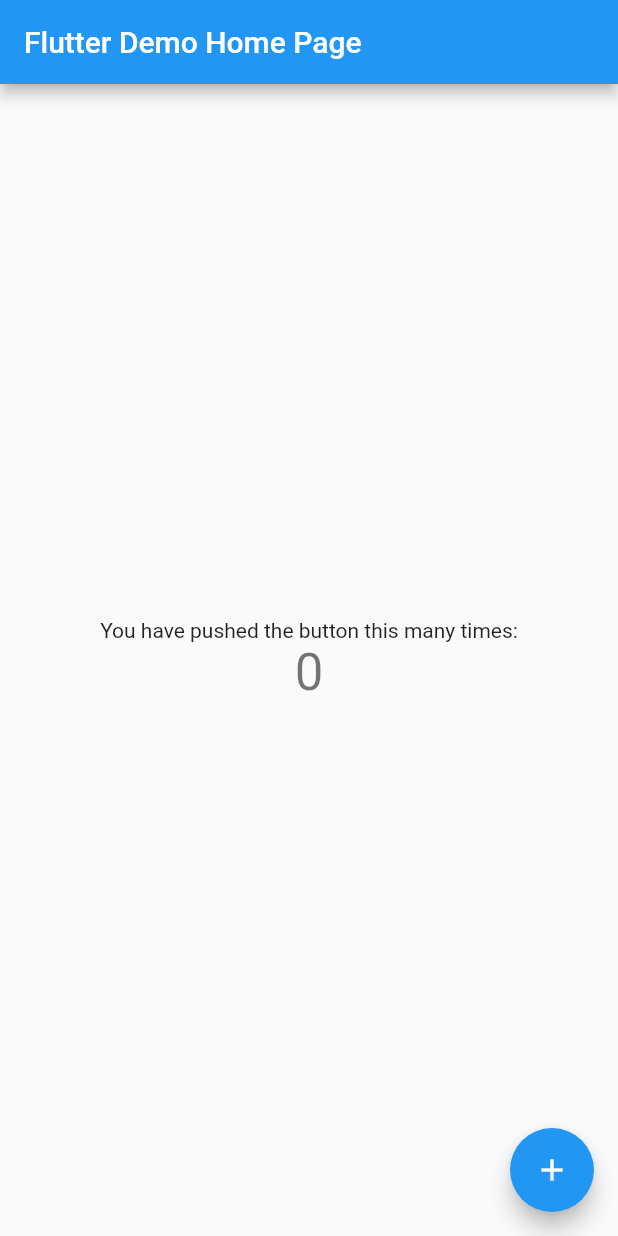
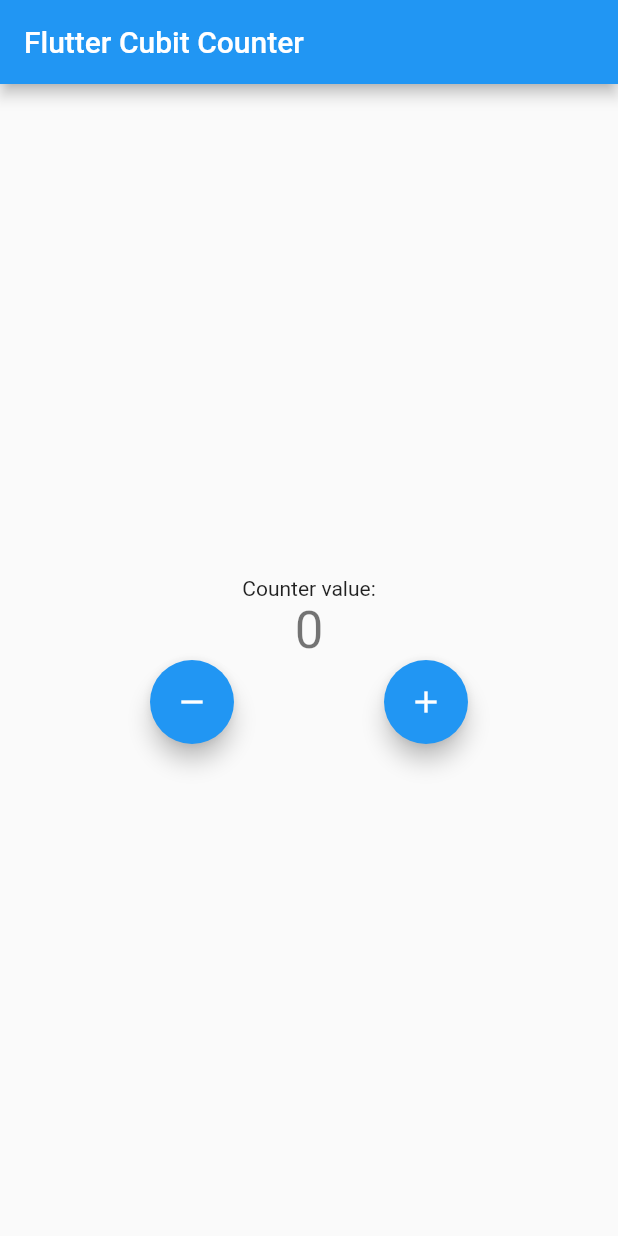
Before and after one commit to 92Andy/flutter-learning, a Flutter app: the screen it shows after launch, on a phone screen of 412 x 824 dp. Run offline on Flutter 3.47's test engine with Material 2 defaults, Android fonts, the phone set to English and light mode, and no system bars; our stand-ins replace bloc, flutter_bloc.

Commit message:
cubit_bloc_counter: added cubit ui logic

```diff
--- a/cubit-bloc-pattern/cubit_bloc_counter/lib/cubit/counter_cubit.dart
+++ b/cubit-bloc-pattern/cubit_bloc_counter/lib/cubit/counter_cubit.dart
@@ -1,5 +1,3 @@
-import 'dart:developer';
-
 import 'package:bloc/bloc.dart';
 import 'package:meta/meta.dart';
 
--- a/cubit-bloc-pattern/cubit_bloc_counter/lib/main.dart
+++ b/cubit-bloc-pattern/cubit_bloc_counter/lib/main.dart
@@ -1,4 +1,6 @@
+import 'package:cubit_bloc_counter/cubit/counter_cubit.dart';
 import 'package:flutter/material.dart';
+import 'package:flutter_bloc/flutter_bloc.dart';
 
 void main() {
   runApp(const MyApp());
@@ -10,56 +12,64 @@ class MyApp extends StatelessWidget {
   @override
   Widget build(BuildContext context) {
     return MaterialApp(
-      title: 'Flutter Demo',
+      title: 'Flutter Cubit/Bloc Demo',
       theme: ThemeData(
         primarySwatch: Colors.blue,
       ),
-      home: const MyHomePage(title: 'Flutter Demo Home Page'),
+      home: BlocProvider<CounterCubit>(
+        create: (context) => CounterCubit(),
+        child: const MyHomePage(title: 'Flutter Cubit Counter'),
+      ),
     );
   }
 }
 
-class MyHomePage extends StatefulWidget {
+class MyHomePage extends StatelessWidget {
   const MyHomePage({Key? key, required this.title}) : super(key: key);
   final String title;
-
-  @override
-  State<MyHomePage> createState() => _MyHomePageState();
-}
-
-class _MyHomePageState extends State<MyHomePage> {
-  int _counter = 0;
-
-  void _incrementCounter() {
-    setState(() {
-      _counter++;
-    });
-  }
 
   @override
   Widget build(BuildContext context) {
     return Scaffold(
       appBar: AppBar(
-        title: Text(widget.title),
+        title: Text(title),
       ),
       body: Center(
         child: Column(
           mainAxisAlignment: MainAxisAlignment.center,
           children: <Widget>[
             const Text(
-              'You have pushed the button this many times:',
+              'Counter value:',
             ),
-            Text(
-              '$_counter',
-              style: Theme.of(context).textTheme.headline4,
+            BlocBuilder<CounterCubit, CounterState>(
+              builder: (context, state) {
+                return Text(
+                  state.counterValue.toString(),
+                  style: Theme.of(context).textTheme.headline4,
+                );
+              },
             ),
+            Row(
+              mainAxisAlignment: MainAxisAlignment.spaceEvenly,
+              children: [
+                FloatingActionButton(
+                  onPressed: () {
+                    context.read<CounterCubit>().decrement();
+                  },
+                  tooltip: 'Decrement',
+                  child: const Icon(Icons.remove),
+                ),
+                FloatingActionButton(
+                  onPressed: () {
+                    context.read<CounterCubit>().increment();
+                  },
+                  tooltip: 'Increment',
+                  child: const Icon(Icons.add),
+                ),
+              ],
+            )
           ],
         ),
-      ),
-      floatingActionButton: FloatingActionButton(
-        onPressed: _incrementCounter,
-        tooltip: 'Increment',
-        child: const Icon(Icons.add),
       ),
     );
   }
```
